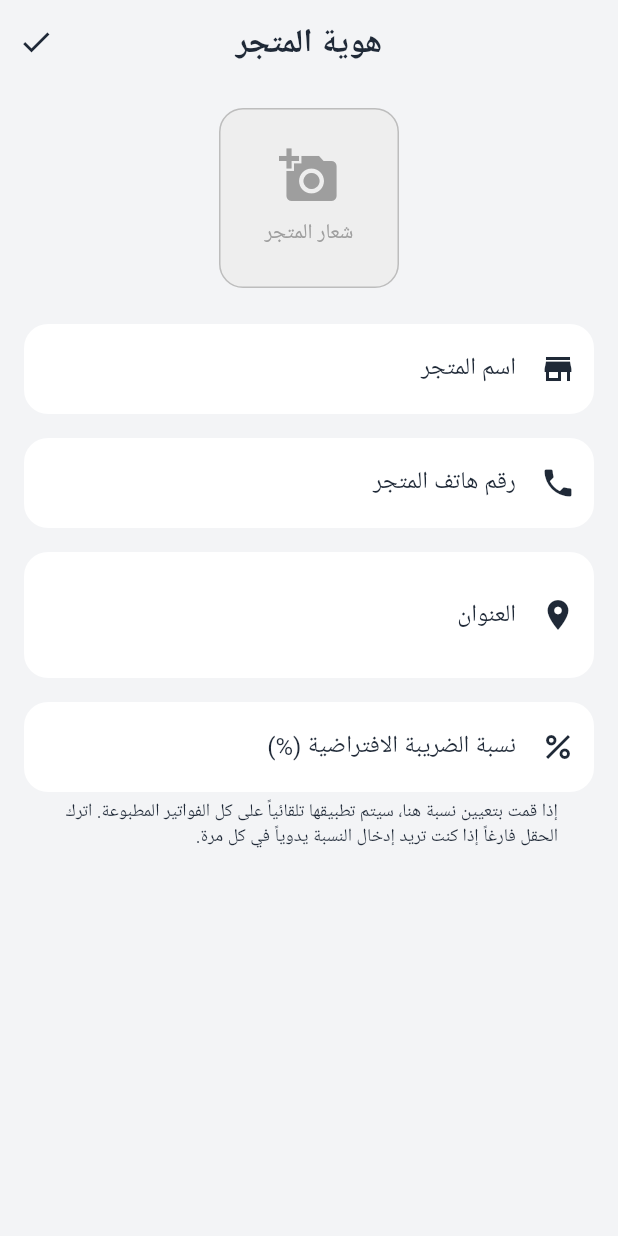
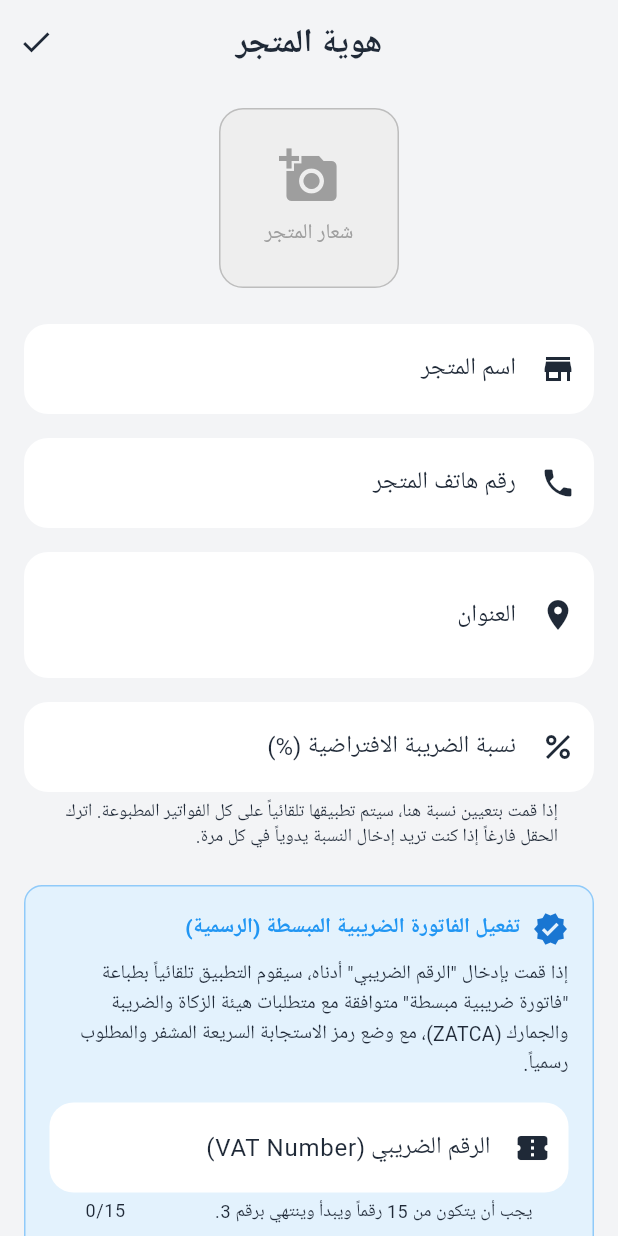
Before and after one commit to mahmoud1xxxx1-bit/tajer, a Flutter app: the StoreBrandingScreen screen opened by its route, on a phone screen of 412 x 824 dp. Run offline on Flutter 3.47's test engine with Material 3 defaults, Android fonts, the phone set to English and light mode, and no system bars; our stand-ins replace cloud_firestore, device_info_plus, file_picker, firebase_auth, firebase_core, fl_chart and 11 more; missing offline and left inert: esc_pos_utils_plus, excel, mobile_scanner, ntp, print_bluetooth_thermal, purchases_flutter and 1 more; accounts and stored records are empty; generated files the repository leaves out were written again; Roboto replaces fonts that are missing (Tajawal); project files that could hold a hidden picture were left out.

Commit message:
Add ZATCA official tax invoice and QR code feature

```diff
--- a/lib/core/providers/store_profile_provider.dart
+++ b/lib/core/providers/store_profile_provider.dart
@@ -10,6 +10,8 @@ class StoreProfile {
   final String address;
   final String logoBase64;
   final double? defaultTaxPercentage;
+  final String? vatNumber;
+  final String? crNumber;
 
   StoreProfile({
     this.storeName = '',
@@ -17,6 +19,8 @@ class StoreProfile {
     this.address = '',
     this.logoBase64 = '',
     this.defaultTaxPercentage,
+    this.vatNumber,
+    this.crNumber,
   });
 
   StoreProfile copyWith({
@@ -25,6 +29,8 @@ class StoreProfile {
     String? address,
     String? logoBase64,
     double? defaultTaxPercentage,
+    String? vatNumber,
+    String? crNumber,
   }) {
     return StoreProfile(
       storeName: storeName ?? this.storeName,
@@ -32,6 +38,8 @@ class StoreProfile {
       address: address ?? this.address,
       logoBase64: logoBase64 ?? this.logoBase64,
       defaultTaxPercentage: defaultTaxPercentage ?? this.defaultTaxPercentage,
+      vatNumber: vatNumber ?? this.vatNumber,
+      crNumber: crNumber ?? this.crNumber,
     );
   }
 
@@ -41,6 +49,8 @@ class StoreProfile {
     'address': address,
     'logoBase64': logoBase64,
     'defaultTaxPercentage': defaultTaxPercentage,
+    'vatNumber': vatNumber,
+    'crNumber': crNumber,
   };
 
   factory StoreProfile.fromJson(Map<String, dynamic> json) => StoreProfile(
@@ -49,6 +59,8 @@ class StoreProfile {
     address: json['address'] ?? '',
     logoBase64: json['logoBase64'] ?? '',
     defaultTaxPercentage: json['defaultTaxPercentage'] != null ? (json['defaultTaxPercentage'] as num).toDouble() : null,
+    vatNumber: json['vatNumber'],
+    crNumber: json['crNumber'],
   );
 }
 
--- a/lib/features/authentication/domain/app_user.dart
+++ b/lib/features/authentication/domain/app_user.dart
@@ -19,6 +19,9 @@ class AppUser with _$AppUser {
     String? merchantId,
     String? deviceId,
     @Default({}) Map<String, dynamic> permissions,
+    String? vatNumber,
+    String? crNumber,
+    String? nationalAddress,
   }) = _AppUser;
 
   factory AppUser.fromJson(Map<String, dynamic> json) => _$AppUserFromJson(json);
--- a/lib/features/settings/presentation/store_branding_screen.dart
+++ b/lib/features/settings/presentation/store_branding_screen.dart
@@ -18,6 +18,8 @@ class _StoreBrandingScreenState extends ConsumerState<StoreBrandingScreen> {
   final _phoneController = TextEditingController();
   final _addressController = TextEditingController();
   final _taxController = TextEditingController();
+  final _vatNumberController = TextEditingController();
+  final _crNumberController = TextEditingController();
   String _logoBase64 = '';
   bool _isInit = false;
 
@@ -27,6 +29,8 @@ class _StoreBrandingScreenState extends ConsumerState<StoreBrandingScreen> {
     _phoneController.dispose();
     _addressController.dispose();
     _taxController.dispose();
+    _vatNumberController.dispose();
+    _crNumberController.dispose();
     super.dispose();
   }
 
@@ -58,6 +62,8 @@ class _StoreBrandingScreenState extends ConsumerState<StoreBrandingScreen> {
       phone: _phoneController.text.trim(),
       address: _addressController.text.trim(),
       defaultTaxPercentage: double.tryParse(_taxController.text.trim()),
+      vatNumber: _vatNumberController.text.trim().isEmpty ? null : _vatNumberController.text.trim(),
+      crNumber: _crNumberController.text.trim().isEmpty ? null : _crNumberController.text.trim(),
       logoBase64: _logoBase64,
     );
     ref.read(storeProfileProvider.notifier).updateProfile(profile);
@@ -83,6 +89,8 @@ class _StoreBrandingScreenState extends ConsumerState<StoreBrandingScreen> {
             _phoneController.text = profile.phone;
             _addressController.text = profile.address;
             _taxController.text = profile.defaultTaxPercentage != null ? profile.defaultTaxPercentage.toString() : '';
+            _vatNumberController.text = profile.vatNumber ?? '';
+            _crNumberController.text = profile.crNumber ?? '';
             _logoBase64 = profile.logoBase64;
             _isInit = true;
           }
@@ -172,6 +180,62 @@ class _StoreBrandingScreenState extends ConsumerState<StoreBrandingScreen> {
                 ),
                 keyboardType: TextInputType.numberWithOptions(decimal: true),
               ),
+              const SizedBox(height: 24),
+
+              // ZATCA Section
+              Container(
+                padding: const EdgeInsets.all(16),
+                decoration: BoxDecoration(
+                  color: Colors.blue.shade50,
+                  borderRadius: BorderRadius.circular(12),
+                  border: Border.all(color: Colors.blue.shade200),
+                ),
+                child: Column(
+                  crossAxisAlignment: CrossAxisAlignment.start,
+                  children: [
+                    Row(
+                      children: [
+                        Icon(Icons.verified, color: Colors.blue.shade700),
+                        const SizedBox(width: 8),
+                        const Expanded(
+                          child: Text(
+                            'تفعيل الفاتورة الضريبية المبسطة (الرسمية)',
+                            style: TextStyle(fontFamily: 'Tajawal', fontWeight: FontWeight.bold, color: Colors.blue),
+                          ),
+                        ),
+                      ],
+                    ),
+                    const SizedBox(height: 8),
+                    const Text(
+                      'إذا قمت بإدخال "الرقم الضريبي" أدناه، سيقوم التطبيق تلقائياً بطباعة "فاتورة ضريبية مبسطة" متوافقة مع متطلبات هيئة الزكاة والضريبة والجمارك (ZATCA)، مع وضع رمز الاستجابة السريعة المشفر والمطلوب رسمياً.',
+                      style: TextStyle(fontFamily: 'Tajawal', fontSize: 13, height: 1.5),
+                    ),
+                    const SizedBox(height: 16),
+                    TextField(
+                      controller: _vatNumberController,
+                      decoration: const InputDecoration(
+                        labelText: 'الرقم الضريبي (VAT Number)',
+                        prefixIcon: Icon(Icons.confirmation_number),
+                        border: OutlineInputBorder(),
+                        helperText: 'يجب أن يتكون من 15 رقماً ويبدأ وينتهي برقم 3.',
+                      ),
+                      keyboardType: TextInputType.number,
+                      maxLength: 15,
+                    ),
+                    const SizedBox(height: 12),
+                    TextField(
+                      controller: _crNumberController,
+                      decoration: const InputDecoration(
+                        labelText: 'رقم السجل التجاري (CR Number) - اختياري',
+                        prefixIcon: Icon(Icons.assignment),
+                        border: OutlineInputBorder(),
+                      ),
+                      keyboardType: TextInputType.number,
+                    ),
+                  ],
+                ),
+              ),
+              const SizedBox(height: 24),
             ],
           );
         },
```
Also changed, not shown: lib/core/services/pdf_service.dart (+36 -4 lines), lib/core/services/printer_service.dart (+30 -2 lines), lib/core/utils/zatca_qr_generator.dart (added, +42 -0 lines), 2 other files.
